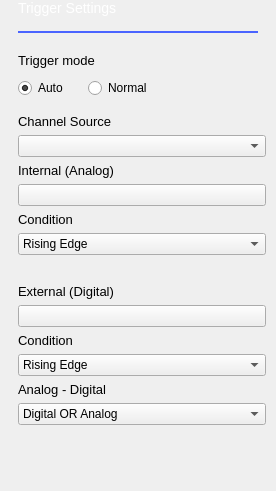
Before: the Qt Designer form ui/trigger_settings.ui in analogdevicesinc/scopy, drawn with Qt 5.
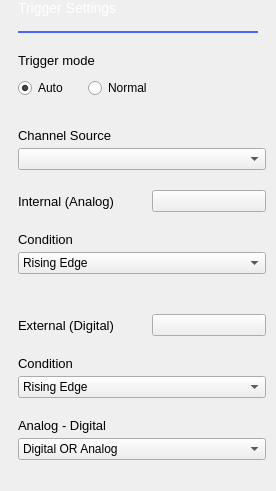
After: the same form once the commit is applied. Custom widgets are drawn as their Qt base class.

Commit message: Oscilloscope: Space tweaks in the trigger settings menu.

```diff
--- a/ui/trigger_settings.ui
+++ b/ui/trigger_settings.ui
@@ -113,14 +113,14 @@
       <property name="geometry">
        <rect>
         <x>0</x>
-        <y>0</y>
-        <width>250</width>
-        <height>447</height>
+        <y>-24</y>
+        <width>239</width>
+        <height>476</height>
        </rect>
       </property>
       <layout class="QVBoxLayout" name="verticalLayout_4">
        <property name="spacing">
-        <number>6</number>
+        <number>20</number>
        </property>
        <property name="leftMargin">
         <number>0</number>
@@ -201,6 +201,14 @@
         </layout>
        </item>
        <item>
+        <layout class="QVBoxLayout" name="verticalLayout_5">
+         <property name="spacing">
+          <number>5</number>
+         </property>
+         <property name="topMargin">
+          <number>0</number>
+         </property>
+         <item>
         <widget class="QLabel" name="lbl_source">
          <property name="sizePolicy">
           <sizepolicy hsizetype="Minimum" vsizetype="Fixed">
@@ -229,6 +237,13 @@
          </property>
         </widget>
        </item>
+        </layout>
+       </item>
+       <item>
+        <layout class="QHBoxLayout" name="horizontalLayout_2">
+         <property name="topMargin">
+          <number>0</number>
+         </property>
        <item>
         <widget class="QLabel" name="lbl_internal">
          <property name="styleSheet">
@@ -249,9 +264,14 @@
          </property>
         </widget>
        </item>
+        </layout>
+       </item>
        <item>
         <widget class="QWidget" name="analog_controls" native="true">
          <layout class="QVBoxLayout" name="verticalLayout_2">
+          <property name="spacing">
+           <number>5</number>
+          </property>
           <property name="leftMargin">
            <number>0</number>
           </property>
@@ -262,7 +282,7 @@
            <number>0</number>
           </property>
           <property name="bottomMargin">
-           <number>10</number>
+           <number>0</number>
           </property>
           <item>
            <widget class="QLabel" name="lbl_condition">
@@ -313,6 +333,22 @@
             </item>
            </widget>
           </item>
+          <item>
+           <spacer name="verticalSpacer_4">
+            <property name="orientation">
+             <enum>Qt::Vertical</enum>
+            </property>
+            <property name="sizeType">
+             <enum>QSizePolicy::Fixed</enum>
+            </property>
+            <property name="sizeHint" stdset="0">
+             <size>
+              <width>0</width>
+              <height>10</height>
+             </size>
+            </property>
+           </spacer>
+          </item>
           <item>
            <widget class="adiscope::PositionSpinButton" name="trigger_level" native="true">
             <property name="name" stdset="0">
@@ -345,6 +381,11 @@
         </widget>
        </item>
        <item>
+        <layout class="QHBoxLayout" name="horizontalLayout_3">
+         <property name="topMargin">
+          <number>0</number>
+         </property>
+         <item>
         <widget class="QLabel" name="lbl_external">
          <property name="sizePolicy">
           <sizepolicy hsizetype="Minimum" vsizetype="Fixed">
@@ -376,9 +417,14 @@
          </property>
         </widget>
        </item>
+        </layout>
+       </item>
        <item>
         <widget class="QWidget" name="digital_controls" native="true">
          <layout class="QVBoxLayout" name="verticalLayout_3">
+          <property name="spacing">
+           <number>5</number>
+          </property>
           <property name="leftMargin">
            <number>0</number>
           </property>
@@ -449,6 +495,14 @@
         </widget>
        </item>
        <item>
+        <layout class="QVBoxLayout" name="verticalLayout_7">
+         <property name="spacing">
+          <number>5</number>
+         </property>
+         <property name="topMargin">
+          <number>0</number>
+         </property>
+         <item>
         <widget class="QLabel" name="lbl_analog_extern">
          <property name="sizePolicy">
           <sizepolicy hsizetype="Minimum" vsizetype="Fixed">
@@ -507,6 +561,8 @@
          </item>
         </widget>
        </item>
+        </layout>
+       </item>
        <item>
         <spacer name="verticalSpacer_3">
          <property name="orientation">
```
Left out of the diff: 12 changed lines with no effect on the pictures. Lines whose indentation alone changed are shown as unchanged.
